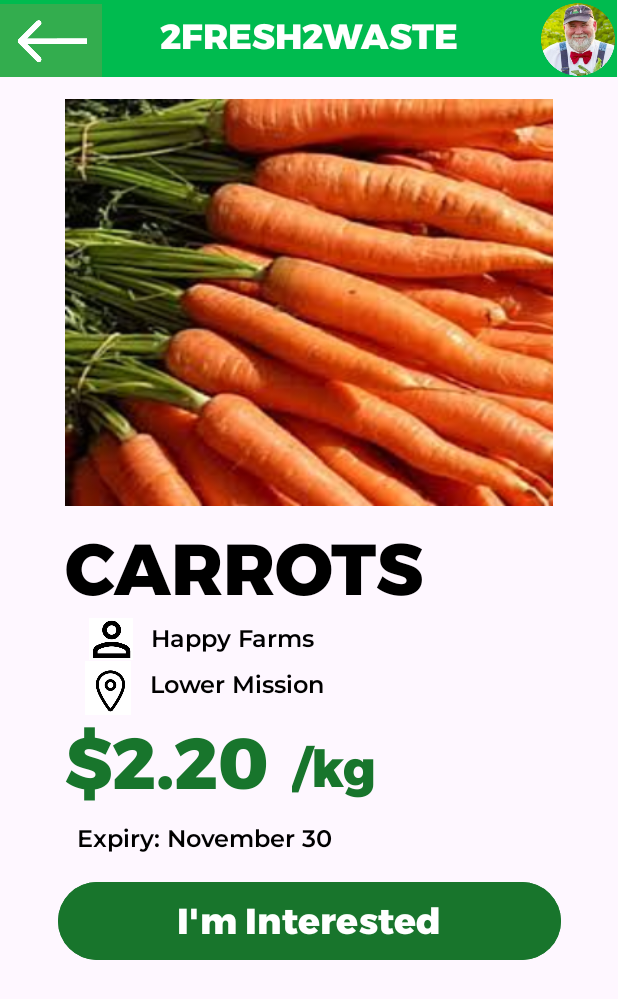
After one commit to bella-grace/341GroupProject, an Android app: the ProductActivity1 screen opened directly, with no data from a screen before it, on a phone screen of 412 x 824 dp. The commit adds this screen. Shown: the top 999 px of the screen. Run offline under Robolectric (Android 15) with nearby library versions, the phone set to English and light mode, and no system bars.

Commit message:
Finished carrot and profile page, added first btn to map

```diff
--- a/app/src/main/AndroidManifest.xml
+++ b/app/src/main/AndroidManifest.xml
@@ -12,6 +12,12 @@
         android:supportsRtl="true"
         android:theme="@style/Theme.GroupProject"
         tools:targetApi="31">
+        <activity
+            android:name=".ProductActivity2"
+            android:exported="false" />
+        <activity
+            android:name=".ProductActivity1"
+            android:exported="false" />
         <activity
             android:name=".HelpMainActivity5"
             android:exported="false" />
--- /dev/null
+++ b/app/src/main/java/com/example/groupproject/ProductActivity1.java
@@ -0,0 +1,40 @@
+package com.example.groupproject;
+
+import androidx.appcompat.app.AppCompatActivity;
+
+import android.content.Intent;
+import android.os.Bundle;
+import android.view.View;
+import android.widget.Button;
+import android.widget.ImageButton;
+
+
+public class ProductActivity1 extends AppCompatActivity {
+
+    Button interestedBtn, toProfile;
+    ImageButton toMainPage;
+    @Override
+    protected void onCreate(Bundle savedInstanceState) {
+        super.onCreate(savedInstanceState);
+        setContentView(R.layout.activity_product1);
+
+        interestedBtn = findViewById(R.id.msgBtn);
+        toProfile = findViewById(R.id.toProfileBtn);
+        toMainPage = findViewById(R.id.backMain);
+        toProfile.setOnClickListener(new View.OnClickListener() {
+            @Override
+            public void onClick(View v) {
+                Intent toProfile = new Intent(ProductActivity1.this, ProductActivity2.class);
+                startActivity(toProfile);
+            }
+        });
+
+        toMainPage.setOnClickListener(new View.OnClickListener() {
+            @Override
+            public void onClick(View v) {
+                Intent toMain = new Intent(ProductActivity1.this, MainActivity.class);
+                startActivity(toMain);
+            }
+        });
+    }
+}
--- /dev/null
+++ b/app/src/main/res/layout/activity_product1.xml
@@ -0,0 +1,183 @@
+<?xml version="1.0" encoding="utf-8"?>
+<androidx.constraintlayout.widget.ConstraintLayout xmlns:android="http://schemas.android.com/apk/res/android"
+    xmlns:app="http://schemas.android.com/apk/res-auto"
+    xmlns:tools="http://schemas.android.com/tools"
+    android:layout_width="match_parent"
+    android:layout_height="match_parent"
+    tools:context=".ProductActivity1">
+
+    <ImageView
+        android:id="@+id/topBar"
+        android:layout_width="411dp"
+        android:layout_height="59dp"
+        android:layout_marginTop="-5dp"
+        android:layout_marginEnd="-5dp"
+        app:layout_constraintEnd_toEndOf="parent"
+        app:layout_constraintHorizontal_bias="0.0"
+        app:layout_constraintStart_toStartOf="parent"
+        app:layout_constraintTop_toTopOf="parent"
+        app:srcCompat="@drawable/headerbar" />
+
+    <TextView
+        android:id="@+id/topBarBrand"
+        android:layout_width="wrap_content"
+        android:layout_height="wrap_content"
+        android:fontFamily="@font/montserrat_extrabold"
+        android:text="2FRESH2WASTE"
+        android:textColor="#FFFFFF"
+        android:textSize="23sp"
+        app:layout_constraintBottom_toBottomOf="@+id/topBar"
+        app:layout_constraintEnd_toEndOf="parent"
+        app:layout_constraintStart_toStartOf="@+id/topBar"
+        app:layout_constraintTop_toTopOf="@+id/topBar" />
+
+    <ImageView
+        android:id="@+id/profileimg"
+        android:layout_width="325dp"
+        android:layout_height="271dp"
+        android:layout_marginTop="12dp"
+        android:scaleType="fitXY"
+        app:layout_constraintEnd_toEndOf="parent"
+        app:layout_constraintStart_toStartOf="parent"
+        app:layout_constraintTop_toBottomOf="@+id/topBar"
+        app:srcCompat="@drawable/carrot" />
+
+    <TextView
+        android:id="@+id/productName"
+        android:layout_width="wrap_content"
+        android:layout_height="wrap_content"
+        android:layout_marginTop="340dp"
+        android:fontFamily="@font/montserrat_extrabold"
+        android:paddingBottom="0sp"
+        android:text="CARROTS"
+        android:textColor="#000000"
+        android:textSize="48sp"
+        app:layout_constraintEnd_toEndOf="parent"
+        app:layout_constraintHorizontal_bias="0.25"
+        app:layout_constraintStart_toStartOf="parent"
+        app:layout_constraintTop_toTopOf="parent" />
+
+    <ImageView
+        android:id="@+id/sellerImg"
+        android:layout_width="29dp"
+        android:layout_height="29dp"
+        android:layout_marginStart="16dp"
+        android:layout_marginTop="8dp"
+        app:layout_constraintStart_toStartOf="@+id/productName"
+        app:layout_constraintTop_toTopOf="@+id/toProfileBtn"
+        app:srcCompat="@drawable/seller_icon" />
+
+    <Button
+        android:id="@+id/toProfileBtn"
+        style="@style/Widget.AppCompat.Button.Borderless"
+        android:layout_width="175dp"
+        android:layout_height="48dp"
+        android:layout_marginStart="24dp"
+        android:layout_marginTop="-16dp"
+        android:fontFamily="@font/montserrat_semibold"
+        android:text="Happy Farms"
+        android:textAppearance="@style/TextAppearance.AppCompat.Body1"
+        android:textColor="#000000"
+        android:textSize="16sp"
+        app:iconPadding="0dp"
+        app:layout_constraintStart_toStartOf="@+id/productName"
+        app:layout_constraintTop_toBottomOf="@+id/productName" />
+
+    <ImageView
+        android:id="@+id/locationImg"
+        android:layout_width="36dp"
+        android:layout_height="36dp"
+        android:layout_marginStart="-5dp"
+        app:layout_constraintStart_toStartOf="@+id/sellerImg"
+        app:layout_constraintTop_toBottomOf="@+id/sellerImg"
+        app:srcCompat="@drawable/pin_icon" />
+
+    <TextView
+        android:id="@+id/locationName"
+        android:layout_width="wrap_content"
+        android:layout_height="wrap_content"
+        android:layout_marginStart="10dp"
+        android:layout_marginTop="-5dp"
+        android:fontFamily="@font/montserrat_semibold"
+        android:text="Lower Mission"
+        android:textColor="#000000"
+        android:textSize="16sp"
+        app:layout_constraintStart_toEndOf="@+id/locationImg"
+        app:layout_constraintTop_toBottomOf="@+id/toProfileBtn" />
+
+    <TextView
+        android:id="@+id/price"
+        android:layout_width="wrap_content"
+        android:layout_height="wrap_content"
+        android:fontFamily="@font/montserrat_extrabold"
+        android:text="$2.20"
+        android:textColor="#18752C"
+        android:textSize="48sp"
+        app:layout_constraintEnd_toEndOf="parent"
+        app:layout_constraintHorizontal_bias="0.156"
+        app:layout_constraintStart_toStartOf="parent"
+        app:layout_constraintTop_toBottomOf="@+id/locationName" />
+
+    <TextView
+        android:id="@+id/unit"
+        android:layout_width="wrap_content"
+        android:layout_height="wrap_content"
+        android:layout_marginStart="16dp"
+        android:layout_marginTop="15dp"
+        android:fontFamily="@font/montserrat_extrabold"
+        android:text="/kg"
+        android:textColor="#18752C"
+        android:textSize="34sp"
+        app:layout_constraintStart_toEndOf="@+id/price"
+        app:layout_constraintTop_toBottomOf="@+id/locationName" />
+
+    <TextView
+        android:id="@+id/expiry"
+        android:layout_width="wrap_content"
+        android:layout_height="wrap_content"
+        android:layout_marginStart="8dp"
+        android:fontFamily="@font/montserrat_semibold"
+        android:text="Expiry: November 30"
+        android:textColor="#000000"
+        android:textSize="16sp"
+        app:layout_constraintStart_toStartOf="@+id/price"
+        app:layout_constraintTop_toBottomOf="@+id/price" />
+
+    <ImageView
+        android:id="@+id/profilePic"
+        android:layout_width="49dp"
+        android:layout_height="50dp"
+        android:layout_marginTop="1dp"
+        android:layout_marginEnd="2dp"
+        app:layout_constraintBottom_toBottomOf="parent"
+        app:layout_constraintEnd_toEndOf="parent"
+        app:layout_constraintHorizontal_bias="1.0"
+        app:layout_constraintStart_toStartOf="parent"
+        app:layout_constraintTop_toTopOf="parent"
+        app:layout_constraintVertical_bias="0.0"
+        app:srcCompat="@drawable/john" />
+
+    <Button
+        android:id="@+id/msgBtn"
+        android:layout_width="335dp"
+        android:layout_height="wrap_content"
+        android:layout_marginTop="12dp"
+        android:backgroundTint="#18752C"
+        android:fontFamily="@font/montserrat_extrabold"
+        android:text="I'm Interested"
+        android:textSize="24sp"
+        app:layout_constraintEnd_toEndOf="parent"
+        app:layout_constraintStart_toStartOf="parent"
+        app:layout_constraintTop_toBottomOf="@+id/expiry" />
+
+    <ImageButton
+        android:id="@+id/backMain"
+        android:layout_width="68dp"
+        android:layout_height="54dp"
+        android:background="@null"
+        android:scaleType="fitCenter"
+        app:layout_constraintStart_toStartOf="parent"
+        app:layout_constraintTop_toTopOf="parent"
+        app:srcCompat="@drawable/backbtn" />
+
+</androidx.constraintlayout.widget.ConstraintLayout>
```
Also changed, not shown: app/src/main/java/com/example/groupproject/MapActivity.java (+13 -0 lines), app/src/main/java/com/example/groupproject/ProductActivity2.java (added, +14 -0 lines), app/src/main/res/layout/activity_map.xml (+24 -0 lines), app/src/main/res/layout/activity_product2.xml (added, +153 -0 lines), app/src/main/res/drawable/_fresh2waste.png (added), app/src/main/res/drawable/backbtn.png (added), app/src/main/res/drawable/interested_btn.png (added), app/src/main/res/drawable/julia_profilepic.jpeg (added), app/src/main/res/drawable/map.png (added), app/src/main/res/drawable/message_icon.png (added), app/src/main/res/drawable/pin_icon.png (added), app/src/main/res/drawable/seller_icon.png (added).
